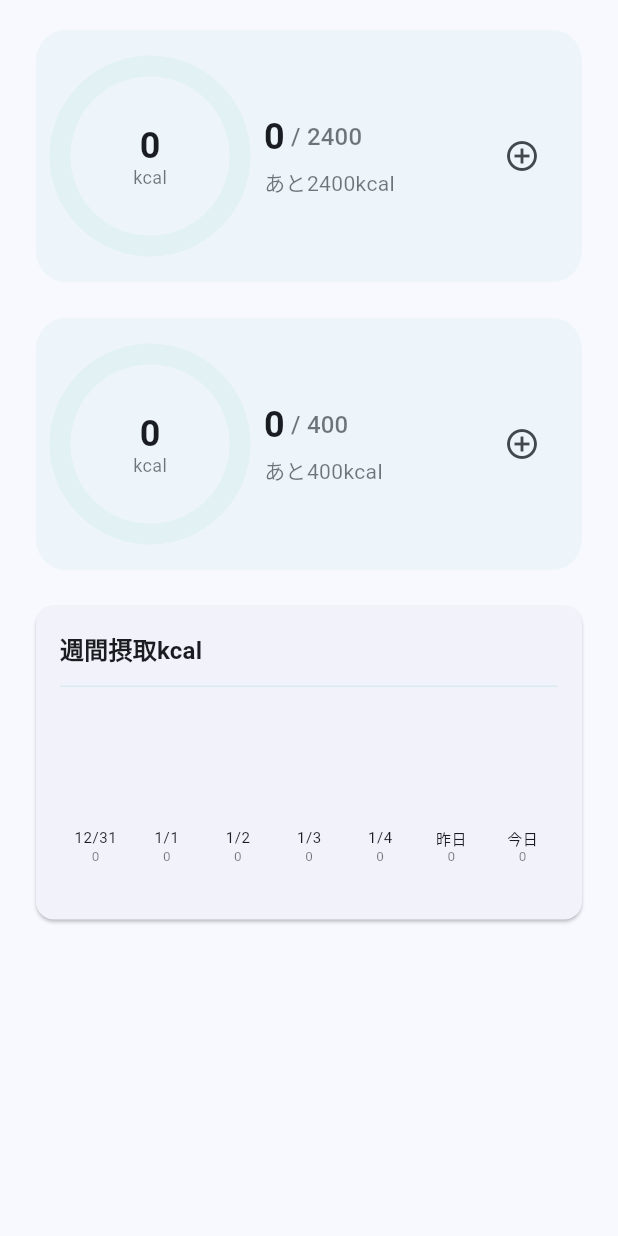
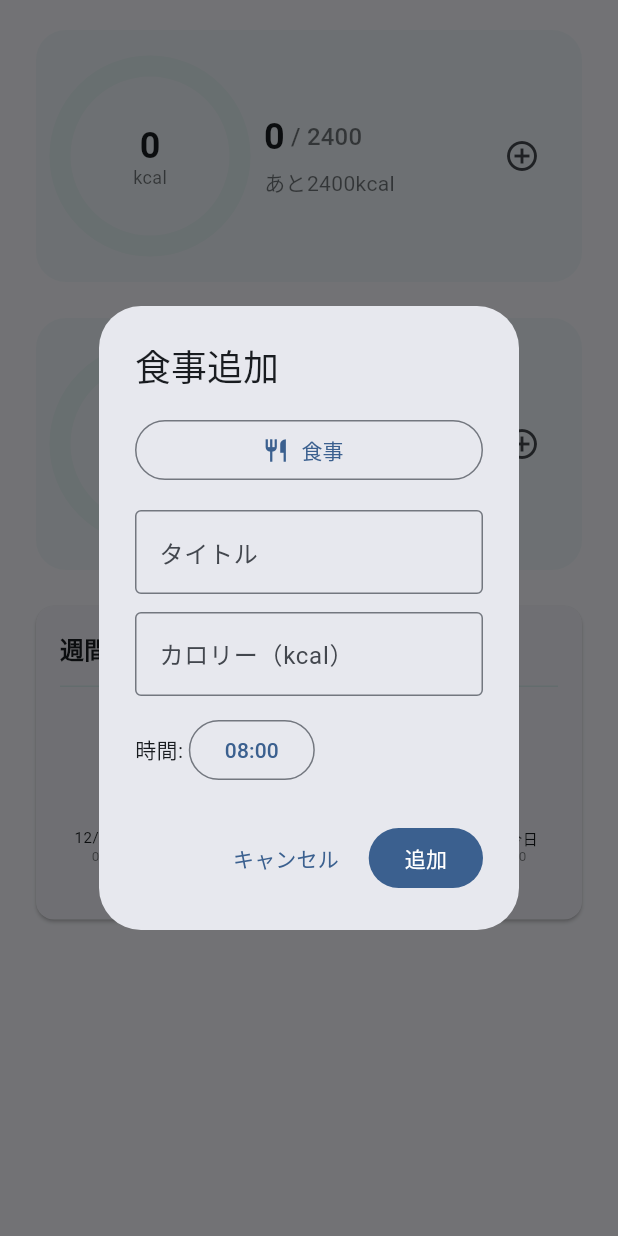
Before and after one commit to enstyleenfit-lgtm/calmee, a Flutter app: the RecordScreen widget shown alone on an empty page, opened directly with empty values, after a tap on the "add circle outline" icon, on a phone screen of 412 x 824 dp. Run offline on Flutter 3.47's test engine with Material 3 defaults, Android fonts, the phone set to English and light mode, and no system bars; our stand-ins replace cloud_firestore, firebase_auth, firebase_core, flutter_local_notifications, flutter_tts, timezone; accounts and stored records are empty; network calls fail; statements that could not run were skipped.

Commit message:
Fix: record add buttons no longer navigate to plan screen

```diff
--- a/lib/main.dart
+++ b/lib/main.dart
@@ -758,13 +758,11 @@ class _RootShellState extends State<RootShell> {
         habitOptions: habitOptions,
         last7DaysPlans: _last7DaysPlans,
         planItems: _planItems,
-        onAddMeal: () async {
-          // PlanScreenに移動（食事追加モード）
-          setState(() => _index = 1);
+        onAddMeal: () {
+          // RecordScreen内でダイアログを開くため、ここでは何もしない
         },
-        onAddWorkout: () async {
-          // PlanScreenに移動（運動追加モード）
-          setState(() => _index = 1);
+        onAddWorkout: () {
+          // RecordScreen内でダイアログを開くため、ここでは何もしない
         },
         onSavePlan: (items) async {
           setState(() => _loading = true);
@@ -1641,10 +1639,7 @@ class _RecordScreenState extends State<RecordScreen> {
           crossAxisAlignment: CrossAxisAlignment.start,
           children: [
             // 見出し行
-            InkWell(
-              onTap: widget.onAddMeal,
-              borderRadius: BorderRadius.circular(12),
-              child: Padding(
+            Padding(
               padding: const EdgeInsets.symmetric(vertical: 8),
               child: Row(
                 children: [
@@ -1688,11 +1683,10 @@ class _RecordScreenState extends State<RecordScreen> {
                   ),
                   IconButton(
                     icon: const Icon(Icons.add_circle_outline, size: 24),
-                      onPressed: widget.onAddMeal,
+                    onPressed: () => _showAddMealDialog(),
                     tooltip: '食事を追加',
                   ),
                 ],
-                ),
               ),
             ),
             // 食事リスト
@@ -1755,10 +1749,7 @@ class _RecordScreenState extends State<RecordScreen> {
           crossAxisAlignment: CrossAxisAlignment.start,
           children: [
             // 見出し行
-            InkWell(
-              onTap: widget.onAddWorkout,
-              borderRadius: BorderRadius.circular(12),
-              child: Padding(
+            Padding(
               padding: const EdgeInsets.symmetric(vertical: 8),
               child: Row(
                 children: [
@@ -1802,11 +1793,10 @@ class _RecordScreenState extends State<RecordScreen> {
                   ),
                   IconButton(
                     icon: const Icon(Icons.add_circle_outline, size: 24),
-                      onPressed: widget.onAddWorkout,
+                    onPressed: () => _showAddWorkoutDialog(),
                     tooltip: '運動を追加',
                   ),
                 ],
-                ),
               ),
             ),
             // 運動リスト
@@ -1848,6 +1838,139 @@ class _RecordScreenState extends State<RecordScreen> {
                 );
               }),
             ],
+          ],
+        ),
+      ),
+    );
+  }
+
+  Future<void> _showAddMealDialog() async {
+    await _showAddItemDialog(type: 'meal', defaultTitle: '食事', defaultKcal: 500);
+  }
+
+  Future<void> _showAddWorkoutDialog() async {
+    await _showAddItemDialog(type: 'workout', defaultTitle: '運動', defaultKcal: 200);
+  }
+
+  Future<void> _showAddItemDialog({
+    required String type,
+    required String defaultTitle,
+    required int defaultKcal,
+  }) async {
+    String time = '08:00';
+    String title = '';
+    int? kcal;
+    final titleController = TextEditingController();
+    final kcalController = TextEditingController();
+
+    await showDialog<void>(
+      context: context,
+      builder: (context) => StatefulBuilder(
+        builder: (context, setDialogState) => AlertDialog(
+          title: Text(type == 'meal' ? '食事追加' : '運動追加'),
+          content: SingleChildScrollView(
+            child: Column(
+              mainAxisSize: MainAxisSize.min,
+              crossAxisAlignment: CrossAxisAlignment.stretch,
+              children: [
+                // テンプレボタン
+                OutlinedButton.icon(
+                  onPressed: () {
+                    setDialogState(() {
+                      title = defaultTitle;
+                      kcal = defaultKcal;
+                      titleController.text = title;
+                      kcalController.text = kcal.toString();
+                    });
+                  },
+                  icon: Icon(type == 'meal' ? Icons.restaurant_outlined : Icons.fitness_center_outlined),
+                  label: Text(defaultTitle),
+                ),
+                const SizedBox(height: 16),
+                // タイトル入力
+                TextFormField(
+                  controller: titleController,
+                  decoration: const InputDecoration(
+                    border: OutlineInputBorder(),
+                    labelText: 'タイトル',
+                  ),
+                  onChanged: (value) => title = value,
+                ),
+                const SizedBox(height: 12),
+                // カロリー入力
+                TextFormField(
+                  controller: kcalController,
+                  decoration: const InputDecoration(
+                    border: OutlineInputBorder(),
+                    labelText: 'カロリー（kcal）',
+                  ),
+                  keyboardType: TextInputType.number,
+                  onChanged: (value) {
+                    kcal = int.tryParse(value);
+                  },
+                ),
+                const SizedBox(height: 12),
+                // 時間選択
+                Row(
+                  children: [
+                    const Text('時間: '),
+                    OutlinedButton(
+                      onPressed: () async {
+                        final parts = time.split(':');
+                        final init = TimeOfDay(
+                          hour: int.tryParse(parts[0]) ?? 8,
+                          minute: int.tryParse(parts.length > 1 ? parts[1] : '0') ?? 0,
+                        );
+                        final t = await showTimePicker(
+                          context: context,
+                          initialTime: init,
+                        );
+                        if (t != null) {
+                          setDialogState(() {
+                            final hh = t.hour.toString().padLeft(2, '0');
+                            final mm = t.minute.toString().padLeft(2, '0');
+                            time = '$hh:$mm';
+                          });
+                        }
+                      },
+                      child: Text(time),
+                    ),
+                  ],
+                ),
+              ],
+            ),
+          ),
+          actions: [
+            TextButton(
+              onPressed: () => Navigator.pop(context),
+              child: const Text('キャンセル'),
+            ),
+            FilledButton(
+              onPressed: () {
+                final finalTitle = titleController.text.trim();
+                if (finalTitle.isEmpty) {
+                  ScaffoldMessenger.of(context).showSnackBar(
+                    const SnackBar(content: Text('タイトルを入力してください')),
+                  );
+                  return;
+                }
+                final finalKcal = int.tryParse(kcalController.text);
+
+                // 今日のplanItemsを更新
+                final currentItems = List<PlanItem>.from(widget.planItems);
+                currentItems.add(PlanItem(
+                  type: type,
+                  time: time,
+                  title: finalTitle,
+                  enabled: true,
+                  kcal: finalKcal,
+                ));
+
+                Navigator.pop(context);
+                widget.onSavePlan(currentItems);
+              },
+              child: const Text('追加'),
+            ),
           ],
         ),
       ),
```
Lines whose indentation alone changed are shown as unchanged.
